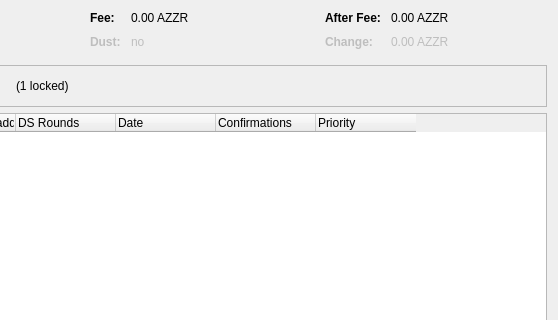
Before: the Qt Designer form src/qt/forms/coincontroldialog.ui in adeeshaaa/Azzure, drawn with Qt 5; both pictures show x 396 to 954 and y 0 to 320 of the 954 by 500 pixel window.
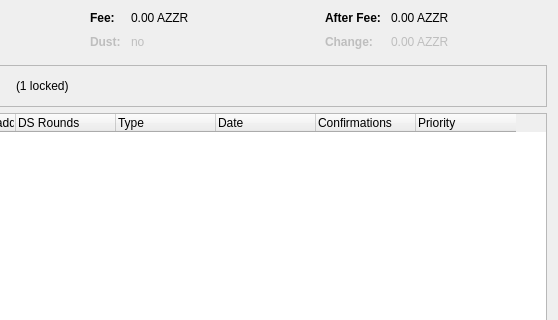
After: the same form once the commit is applied. Custom widgets are drawn as their Qt base class.

What changed in the file:
```diff
--- a/src/qt/forms/coincontroldialog.ui
+++ b/src/qt/forms/coincontroldialog.ui
@@ -447,7 +447,7 @@
       <bool>false</bool>
      </property>
      <property name="columnCount">
-      <number>8</number>
+      <number>9</number>
      </property>
      <attribute name="headerShowSortIndicator" stdset="0">
       <bool>true</bool>
@@ -482,6 +482,11 @@
      </column>
      <column>
       <property name="text">
+        <string>Type</string>
+      </property>
+     </column>
+     <column>
+      <property name="text">  
        <string>Date</string>
       </property>
      </column>
```
